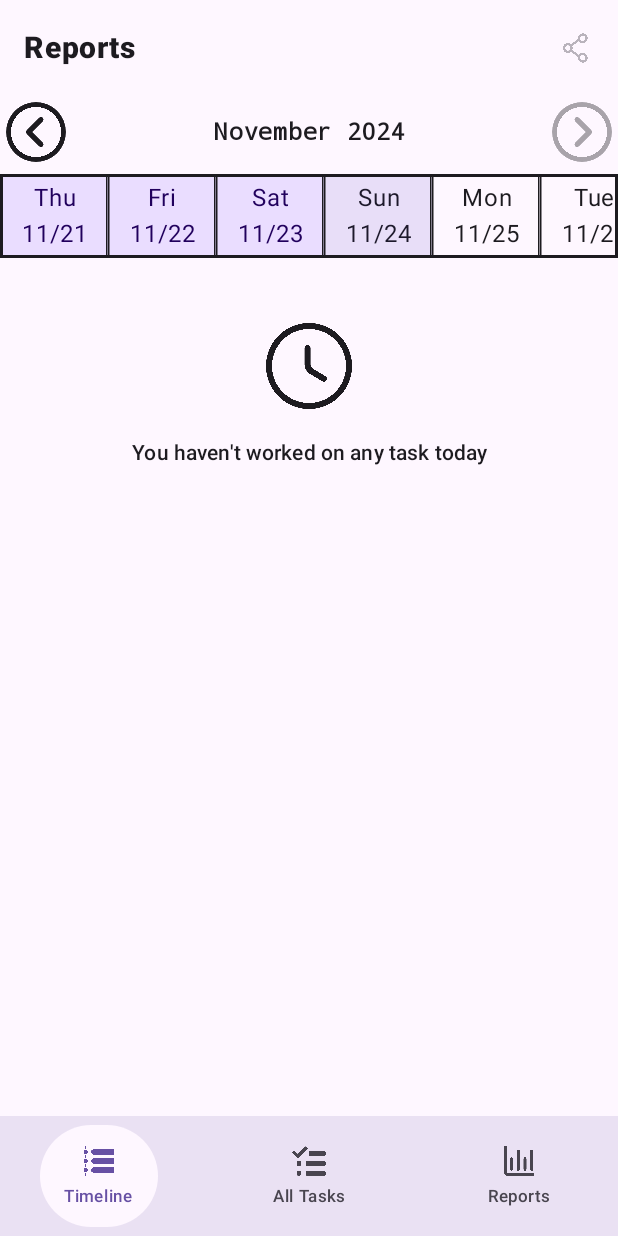
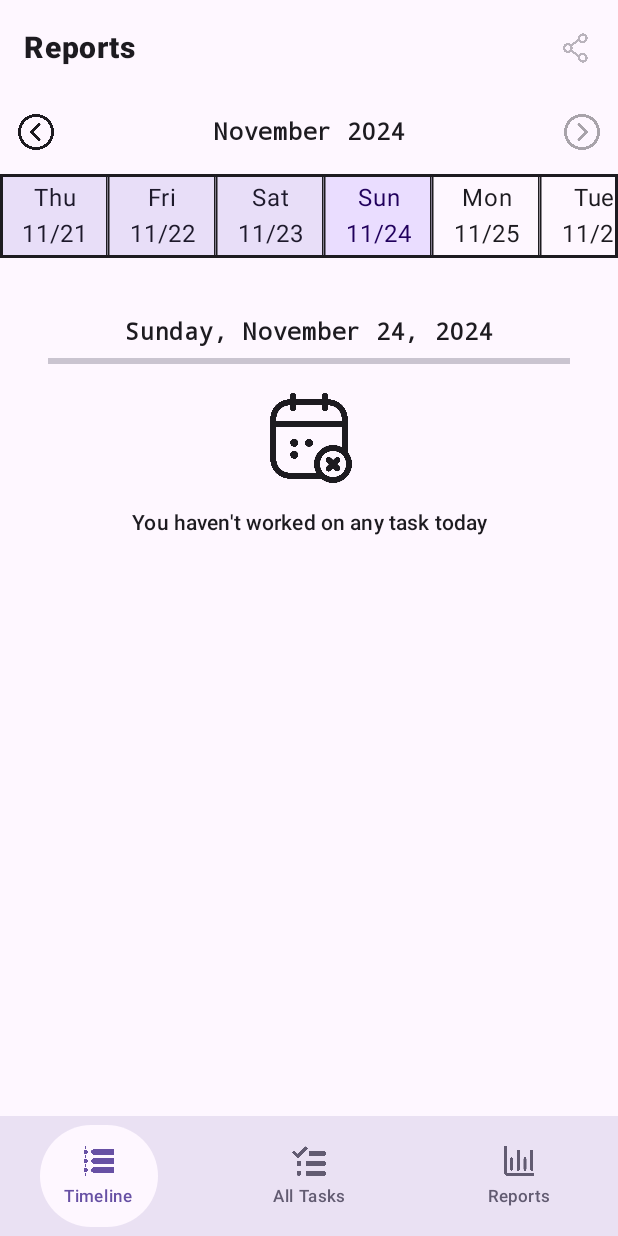
Before and after one commit to yashwanthgajji/Clockwise, an Android app built with Jetpack Compose: the reportsScreen screen opened through its navigation route, on a phone screen of 412 x 824 dp. Run offline under Robolectric (Android 15) with nearby library versions, the phone set to English and light mode, and no system bars; our stand-ins replace Dagger/Hilt's generated code; libraries missing offline, so code that uses them is left out: dev.shreyaspatil.capturable, ir.ehsannarmani.compose_charts; 6 statements that could not run were skipped.

Commit message:
ui corrections

```diff
--- a/app/src/main/java/com/yash/apps/clockwise/presentation/common/DaySectionHeader.kt
+++ b/app/src/main/java/com/yash/apps/clockwise/presentation/common/DaySectionHeader.kt
@@ -25,7 +25,7 @@ fun DaySectionHeader(dayString: String, modifier: Modifier = Modifier) {
             modifier = Modifier
                 .padding(horizontal = 16.dp, vertical = 8.dp)
         )
-        HorizontalDivider(color = MaterialTheme.colorScheme.secondary, thickness = 4.dp)
+        HorizontalDivider(color = MaterialTheme.colorScheme.primaryContainer, thickness = 4.dp)
     }
 }
 
--- a/app/src/main/java/com/yash/apps/clockwise/presentation/navigator/components/AppBottomNavigation.kt
+++ b/app/src/main/java/com/yash/apps/clockwise/presentation/navigator/components/AppBottomNavigation.kt
@@ -56,8 +56,8 @@ fun AppBottomNavigation(
                 colors = NavigationBarItemDefaults.colors(
                     selectedIconColor = MaterialTheme.colorScheme.primary,
                     selectedTextColor = MaterialTheme.colorScheme.primary,
-//                    unselectedIconColor = colorResource(id = R.color.body),
-//                    unselectedTextColor = colorResource(id = R.color.body),
+                    unselectedIconColor = MaterialTheme.colorScheme.secondary,
+                    unselectedTextColor = MaterialTheme.colorScheme.secondary,
                     indicatorColor = MaterialTheme.colorScheme.background
                 )
             )
--- a/app/src/main/java/com/yash/apps/clockwise/presentation/reports/components/DateSelectorRowItem.kt
+++ b/app/src/main/java/com/yash/apps/clockwise/presentation/reports/components/DateSelectorRowItem.kt
@@ -31,13 +31,13 @@ fun DateSelectorRowItem(
 ) {
     val backgroundColor = when {
         !enabled -> MaterialTheme.colorScheme.background
-        selected -> MaterialTheme.colorScheme.secondaryContainer
-        else -> MaterialTheme.colorScheme.primaryContainer
+        selected -> MaterialTheme.colorScheme.primaryContainer
+        else -> MaterialTheme.colorScheme.secondaryContainer
     }
     val textColor = when {
         !enabled -> MaterialTheme.colorScheme.onBackground
-        selected -> MaterialTheme.colorScheme.onSecondaryContainer
-        else -> MaterialTheme.colorScheme.onPrimaryContainer
+        selected -> MaterialTheme.colorScheme.onPrimaryContainer
+        else -> MaterialTheme.colorScheme.onSecondaryContainer
     }
     Row(
         modifier = modifier
--- a/app/src/main/java/com/yash/apps/clockwise/presentation/reports/components/DayTasksPieChart.kt
+++ b/app/src/main/java/com/yash/apps/clockwise/presentation/reports/components/DayTasksPieChart.kt
@@ -9,11 +9,15 @@ import androidx.compose.foundation.gestures.scrollable
 import androidx.compose.foundation.layout.Arrangement
 import androidx.compose.foundation.layout.Box
 import androidx.compose.foundation.layout.Row
+import androidx.compose.foundation.layout.Spacer
+import androidx.compose.foundation.layout.height
 import androidx.compose.foundation.layout.padding
 import androidx.compose.foundation.layout.size
 import androidx.compose.foundation.lazy.LazyColumn
 import androidx.compose.foundation.lazy.itemsIndexed
 import androidx.compose.foundation.rememberScrollState
+import androidx.compose.material3.HorizontalDivider
+import androidx.compose.material3.MaterialTheme
 import androidx.compose.material3.Text
 import androidx.compose.runtime.Composable
 import androidx.compose.runtime.getValue
@@ -39,6 +43,7 @@ import ir.ehsannarmani.compose_charts.models.Pie
 @Composable
 fun DayTasksPieChart(
     modifier: Modifier = Modifier,
+    dateSelected: String,
     reportDataList: List<ReportDataValue>
 ) {
     var pieDataList by rememberSaveable { mutableStateOf(emptyList<Pie>()) }
@@ -65,12 +70,23 @@ fun DayTasksPieChart(
             .padding(horizontal = 16.dp, vertical = 8.dp)
             .scrollable(state = rememberScrollState(), orientation = Orientation.Vertical),
         horizontalAlignment = Alignment.CenterHorizontally,
-        verticalArrangement = Arrangement.spacedBy(16.dp)
     ) {
+        item {
+            Text(text = dateSelected, style = MaterialTheme.typography.headlineMedium)
+        }
+        item {
+            Spacer(modifier = Modifier.height(8.dp))
+        }
+        item {
+            HorizontalDivider(modifier = Modifier.padding(horizontal = 16.dp), thickness = 4.dp)
+        }
+        item {
+            Spacer(modifier = Modifier.height(16.dp))
+        }
         if (reportDataList.isEmpty()) {
             item {
                 IconWithLabel(
-                    icon = R.drawable.clock_icon,
+                    icon = R.drawable.empty_calendar_icon,
                     label = "You haven't worked on any task today"
                 )
             }
@@ -101,8 +117,12 @@ fun DayTasksPieChart(
                     )
                 }
             }
+            item {
+                Spacer(modifier = Modifier.height(16.dp))
+            }
             itemsIndexed(reportDataList) { index, reportData ->
                 Row(
+                    modifier = Modifier.padding(horizontal = 16.dp),
                     verticalAlignment = Alignment.CenterVertically,
                     horizontalArrangement = Arrangement.spacedBy(4.dp)
                 ) {
@@ -131,7 +151,7 @@ fun DayTasksPieChart(
 
 @Preview(showBackground = true)
 @Composable
-private fun AllTasksMultiLineChartPreview() {
+private fun DayTasksPieChartPreview() {
     val reportDataList = listOf(
         ReportDataValue(
             taskName = "Gym",
@@ -147,14 +167,14 @@ private fun AllTasksMultiLineChartPreview() {
         )
     )
     ClockwiseTheme {
-        DayTasksPieChart(reportDataList = reportDataList)
+        DayTasksPieChart(dateSelected = "Date", reportDataList = reportDataList)
     }
 }
 
 @Preview(showBackground = true)
 @Composable
-private fun AllTasksMultiLineChartEmptyPreview() {
+private fun DayTasksPieChartEmptyPreview() {
     ClockwiseTheme {
-        DayTasksPieChart(reportDataList = emptyList())
+        DayTasksPieChart(dateSelected = "Date", reportDataList = emptyList())
     }
 }
--- a/app/src/main/java/com/yash/apps/clockwise/presentation/reports/components/MonthSelectorRow.kt
+++ b/app/src/main/java/com/yash/apps/clockwise/presentation/reports/components/MonthSelectorRow.kt
@@ -3,6 +3,7 @@ package com.yash.apps.clockwise.presentation.reports.components
 import android.content.res.Configuration.UI_MODE_NIGHT_YES
 import androidx.compose.foundation.layout.Row
 import androidx.compose.foundation.layout.fillMaxWidth
+import androidx.compose.foundation.layout.size
 import androidx.compose.material3.Icon
 import androidx.compose.material3.IconButton
 import androidx.compose.material3.MaterialTheme
@@ -13,6 +14,7 @@ import androidx.compose.ui.Modifier
 import androidx.compose.ui.res.painterResource
 import androidx.compose.ui.text.style.TextAlign
 import androidx.compose.ui.tooling.preview.Preview
+import androidx.compose.ui.unit.dp
 import com.yash.apps.clockwise.R
 import com.yash.apps.clockwise.ui.theme.ClockwiseTheme
 
@@ -27,6 +29,7 @@ fun MonthSelectorRow(
     Row(modifier = modifier.fillMaxWidth(), verticalAlignment = Alignment.CenterVertically) {
         IconButton(onClick = onPrevClick) {
             Icon(
+                modifier = Modifier.size(24.dp),
                 painter = painterResource(id = R.drawable.prev_icon),
                 contentDescription = "Go to previous month"
             )
@@ -39,6 +42,7 @@ fun MonthSelectorRow(
         )
         IconButton(onClick = onNextClick, enabled = isNextEnabled) {
             Icon(
+                modifier = Modifier.size(24.dp),
                 painter = painterResource(id = R.drawable.next_icon),
                 contentDescription = "Go to next month"
             )
```
Also changed, not shown: app/src/main/java/com/yash/apps/clockwise/presentation/reports/ReportsScreen.kt (+8 -0 lines), app/src/main/res/drawable/empty_calendar_icon.png (added).
